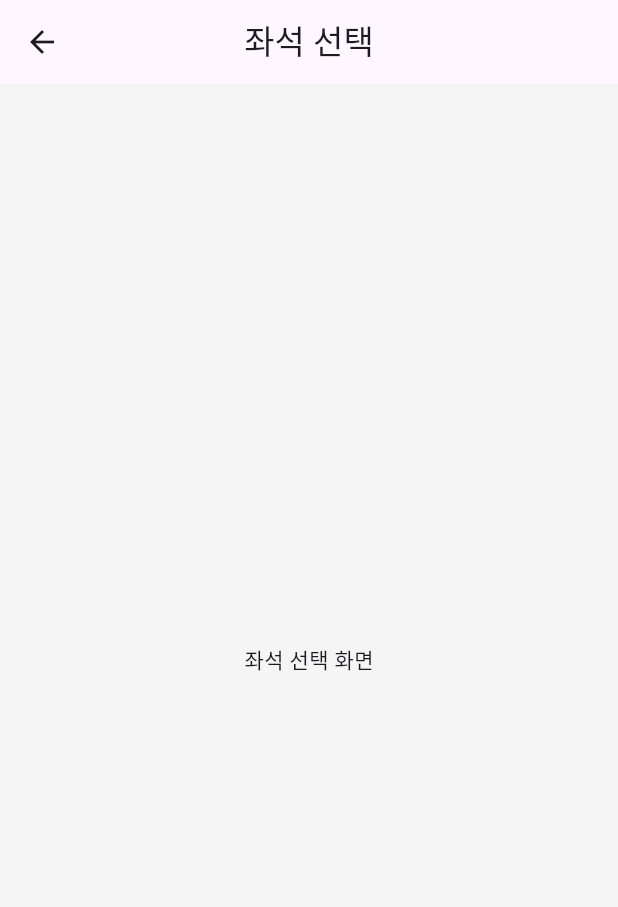
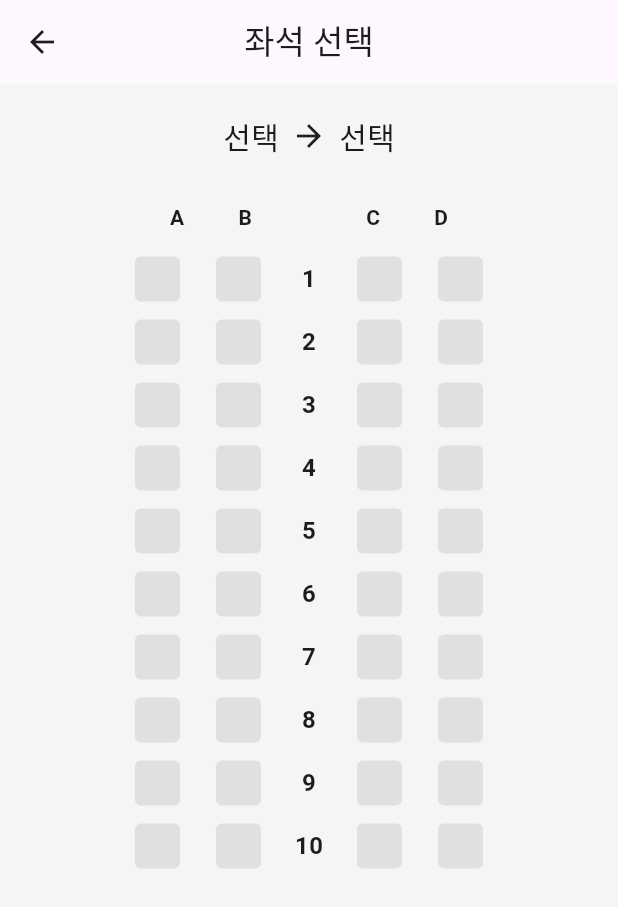
Before and after one commit to 8xc0m4/flutter_train_app, a Flutter app: the screen it shows after launch, after a tap on "좌석 선택", on a phone screen of 412 x 824 dp. Shown: the top 907 px of the screen. Run offline on Flutter 3.47's test engine with Material 3 defaults, Android fonts, the phone set to English and light mode, and no system bars.

Commit message:
수정수정수정수정

```diff
--- a/lib/home_page.dart
+++ b/lib/home_page.dart
@@ -1,55 +1,65 @@
 import 'package:flutter/material.dart';
 import 'package:flutter_train_app/station_card.dart';
-
 import 'seat_page.dart';
 
-class HomePage extends StatelessWidget {
-  const HomePage({super.key});
+class HomePage extends StatefulWidget {
+  const HomePage({super.key}); // 생성자
+
+  @override
+  State<HomePage> createState() => _HomePageState();
+}
+
+class _HomePageState extends State<HomePage> {
+  String departure = '선택';
+  String arrival = '선택';
+
+  void updateStations(String newDeparture, String newArrival) {
+    setState(() {
+      departure = newDeparture;
+      arrival = newArrival;
+    });
+  }
 
   @override
   Widget build(BuildContext context) {
     return Scaffold(
-      //뼈대: appBar,Body
       appBar: AppBar(
-        //상단 앱바
-        title: Text('기차 예매'),
+        title: const Text('기차 예매'),
         centerTitle: true,
-
-        backgroundColor: Theme.of(context)
-            .appBarTheme
-            .backgroundColor, //AppBar를 사용하게 되면 SafeArea는 자동으로 잡아줌 -출처 이선생님의 깃허브
-        foregroundColor: Colors.black, // 아이콘/글씨 색을 검정으로 설정
+        backgroundColor:
+            Theme.of(context).appBarTheme.backgroundColor, // 앱바 배경색
+        foregroundColor: Colors.black,
         elevation: 0,
       ),
-      //본문
       body: Container(
-        color: Colors.grey[200], //배경 회색
+        color: Colors.grey[200],
         child: Center(
-          // 자식들을 화면 중앙 정렬
           child: Column(
-            // 세로로 자식 위젯들을 배치
-            mainAxisAlignment: MainAxisAlignment.center, // 가로 방향 중앙 정렬
+            mainAxisAlignment: MainAxisAlignment.center,
             children: [
-              const SizedBox(height: 1), //위쪽 여백
-              const StationCard(), // 출발역-도착역 선택 카드
-              const SizedBox(height: 30), // 카드 아래 여백 30픽셀
+              StationCard(
+                departure: departure,
+                arrival: arrival,
+                onUpdate: updateStations,
+              ),
+              const SizedBox(height: 30),
               Padding(
-                // 버튼의 양쪽에 여백 추가
-                padding:
-                    const EdgeInsets.symmetric(horizontal: 40), // 좌우 40픽셀 여백
+                padding: const EdgeInsets.symmetric(horizontal: 40),
                 child: SizedBox(
-                  width: double.infinity, // 가로로 최대 너비 설정
+                  width: double.infinity,
                   height: 50,
-                  // 보라색 버튼 생성
                   child: ElevatedButton(
                     onPressed: () {
                       Navigator.push(
-                        // 버튼 클릭 시 SeatPage로 이동
                         context,
-                        MaterialPageRoute(builder: (_) => const SeatPage()),
+                        MaterialPageRoute(
+                          builder: (_) => SeatPage(
+                            departure: departure,
+                            arrival: arrival,
+                          ),
+                        ),
                       );
                     },
-                    //보라 버튼 스타일
                     style: ElevatedButton.styleFrom(
                       backgroundColor: Colors.purple,
                       shape: RoundedRectangleBorder(
@@ -59,9 +69,10 @@ class HomePage extends StatelessWidget {
                     child: const Text(
                       '좌석 선택',
                       style: TextStyle(
-                          color: Colors.white,
-                          fontSize: 18,
-                          fontWeight: FontWeight.bold),
+                        color: Colors.white,
+                        fontSize: 18,
+                        fontWeight: FontWeight.bold,
+                      ),
                     ),
                   ),
                 ),
--- a/lib/seat_page.dart
+++ b/lib/seat_page.dart
@@ -1,22 +1,144 @@
 import 'package:flutter/material.dart';
 
-// 좌석 선택 화면 정의
 class SeatPage extends StatelessWidget {
-  const SeatPage({super.key});
+  final String departure;
+  final String arrival;
+
+  SeatPage({
+    super.key,
+    required this.departure,
+    required this.arrival,
+  });
+
+  final List<String> leftSeats = ['A', 'B']; // 좌측 좌석 두 개
+  final List<String> rightSeats = ['C', 'D']; // 우측 좌석 두 개
+  final List<String> rowNumbers =
+      List.generate(10, (index) => '${index + 1}'); // 1~10 숫자
 
   @override
   Widget build(BuildContext context) {
-    // 화면의 기본 구조를 제공
     return Scaffold(
-      // 상단 앱바 구성
       appBar: AppBar(
         title: const Text('좌석 선택'),
-        centerTitle: true, // 텍스트를 가운데 정렬
+        centerTitle: true,
       ),
+      body: Column(
+        children: [
+          const SizedBox(height: 20),
 
-      // 화면 중앙에 표시할 내용
-      body: const Center(
-        child: Text('좌석 선택 화면'),
+          // 출발역 → 도착역
+          Row(
+            mainAxisAlignment: MainAxisAlignment.center,
+            children: [
+              Text(departure, style: const TextStyle(fontSize: 20)),
+              const SizedBox(width: 8),
+              const Icon(Icons.arrow_forward),
+              const SizedBox(width: 8),
+              Text(arrival, style: const TextStyle(fontSize: 20)),
+            ],
+          ),
+          const SizedBox(height: 30),
+
+          // 가로 A, B, C, D 라벨 (숫자는 생략 혹은 따로 구현 가능)
+          Row(
+            mainAxisAlignment: MainAxisAlignment.center,
+            children: [
+              ...leftSeats.map((label) => Padding(
+                    padding: const EdgeInsets.symmetric(horizontal: 18),
+                    child: Text(label,
+                        style: const TextStyle(fontWeight: FontWeight.bold)),
+                  )),
+              const SizedBox(width: 40), // 숫자 라벨 자리 공간
+              ...rightSeats.map((label) => Padding(
+                    padding: const EdgeInsets.symmetric(horizontal: 18),
+                    child: Text(label,
+                        style: const TextStyle(fontWeight: FontWeight.bold)),
+                  )),
+            ],
+          ),
+          const SizedBox(height: 10),
+
+          Expanded(
+            child: ListView.builder(
+              itemCount: rowNumbers.length,
+              itemBuilder: (context, index) {
+                final rowNum = rowNumbers[index];
+
+                return Padding(
+                  padding:
+                      const EdgeInsets.symmetric(vertical: 6, horizontal: 20),
+                  child: Row(
+                    mainAxisAlignment: MainAxisAlignment.center,
+                    children: [
+                      // 좌측 좌석 A, B
+                      ...leftSeats.map((seat) {
+                        final seatLabel = '$seat$rowNum';
+                        return GestureDetector(
+                          onTap: () {
+                            _showSeatDialog(context, seatLabel);
+                          },
+                          child: Container(
+                            width: 30,
+                            height: 30,
+                            margin: const EdgeInsets.symmetric(horizontal: 12),
+                            decoration: BoxDecoration(
+                              color: Colors.grey[300],
+                              borderRadius: BorderRadius.circular(4),
+                            ),
+                          ),
+                        );
+                      }).toList(),
+
+                      // 숫자 라벨: 가운데 위치, 세로 중앙 정렬
+                      Container(
+                        width: 40,
+                        alignment: Alignment.center,
+                        child: Text(
+                          rowNum,
+                          style: const TextStyle(
+                              fontWeight: FontWeight.bold, fontSize: 16),
+                        ),
+                      ),
+
+                      // 우측 좌석 C, D
+                      ...rightSeats.map((seat) {
+                        final seatLabel = '$seat$rowNum';
+                        return GestureDetector(
+                          onTap: () {
+                            _showSeatDialog(context, seatLabel);
+                          },
+                          child: Container(
+                            width: 30,
+                            height: 30,
+                            margin: const EdgeInsets.symmetric(horizontal: 12),
+                            decoration: BoxDecoration(
+                              color: Colors.grey[300],
+                              borderRadius: BorderRadius.circular(4),
+                            ),
+                          ),
+                        );
+                      }).toList(),
+                    ],
+                  ),
+                );
+              },
+            ),
+          ),
+        ],
+      ),
+    );
+  }
+
+  void _showSeatDialog(BuildContext context, String seatLabel) {
+    showDialog(
+      context: context,
+      builder: (context) => AlertDialog(
+        title: const Text('좌석 선택'),
+        content: Text('선택한 좌석: $seatLabel'),
+        actions: [
+          TextButton(
+              onPressed: () => Navigator.pop(context), child: const Text('확인')),
+        ],
       ),
     );
   }
--- a/lib/station_card.dart
+++ b/lib/station_card.dart
@@ -2,15 +2,31 @@ import 'package:flutter/material.dart';
 import 'package:flutter_train_app/select_station_page.dart';
 
 class StationCard extends StatefulWidget {
-  const StationCard({super.key});
+  final String departure;
+  final String arrival;
+  final void Function(String, String) onUpdate;
+
+  const StationCard({
+    super.key,
+    required this.departure,
+    required this.arrival,
+    required this.onUpdate,
+  });
 
   @override
   State<StationCard> createState() => _StationCardState();
 }
 
 class _StationCardState extends State<StationCard> {
-  String departure = '선택';
-  String arrival = '선택';
+  late String departure;
+  late String arrival;
+
+  @override
+  void initState() {
+    super.initState();
+    departure = widget.departure;
+    arrival = widget.arrival;
+  }
 
   Future<void> selectStation(bool isDeparture) async {
     final result = await Navigator.push(
@@ -28,6 +44,8 @@ class _StationCardState extends State<StationCard> {
           arrival = result;
         }
       });
+
+      widget.onUpdate(departure, arrival); // 부모(HomePage)에게 전달
     }
   }
 
@@ -52,7 +70,6 @@ class _StationCardState extends State<StationCard> {
                   const Text('출발역',
                       style: TextStyle(color: Colors.grey, fontSize: 16)),
                   const SizedBox(height: 8),
-                  //
                   FittedBox(
                     fit: BoxFit.scaleDown,
                     child: Text(
@@ -81,7 +98,6 @@ class _StationCardState extends State<StationCard> {
                   const Text('도착역',
                       style: TextStyle(color: Colors.grey, fontSize: 16)),
                   const SizedBox(height: 8),
-                  //
                   FittedBox(
                     fit: BoxFit.scaleDown,
                     child: Text(
```
